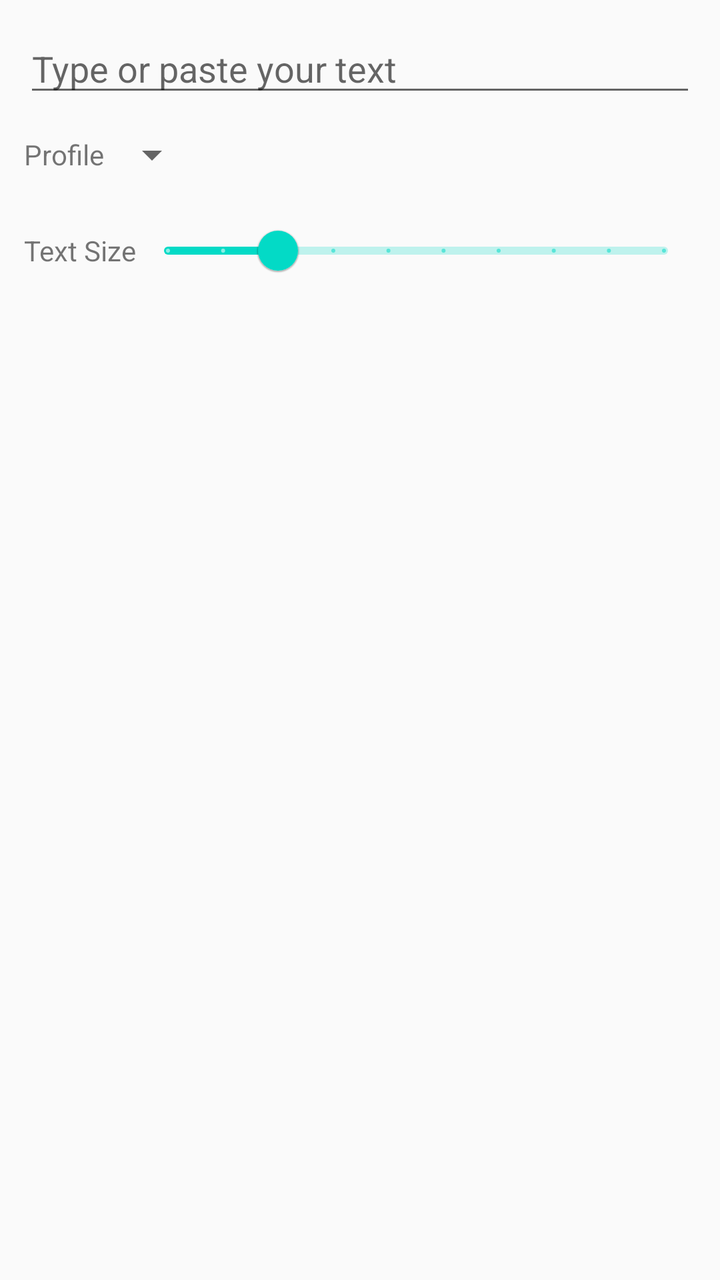
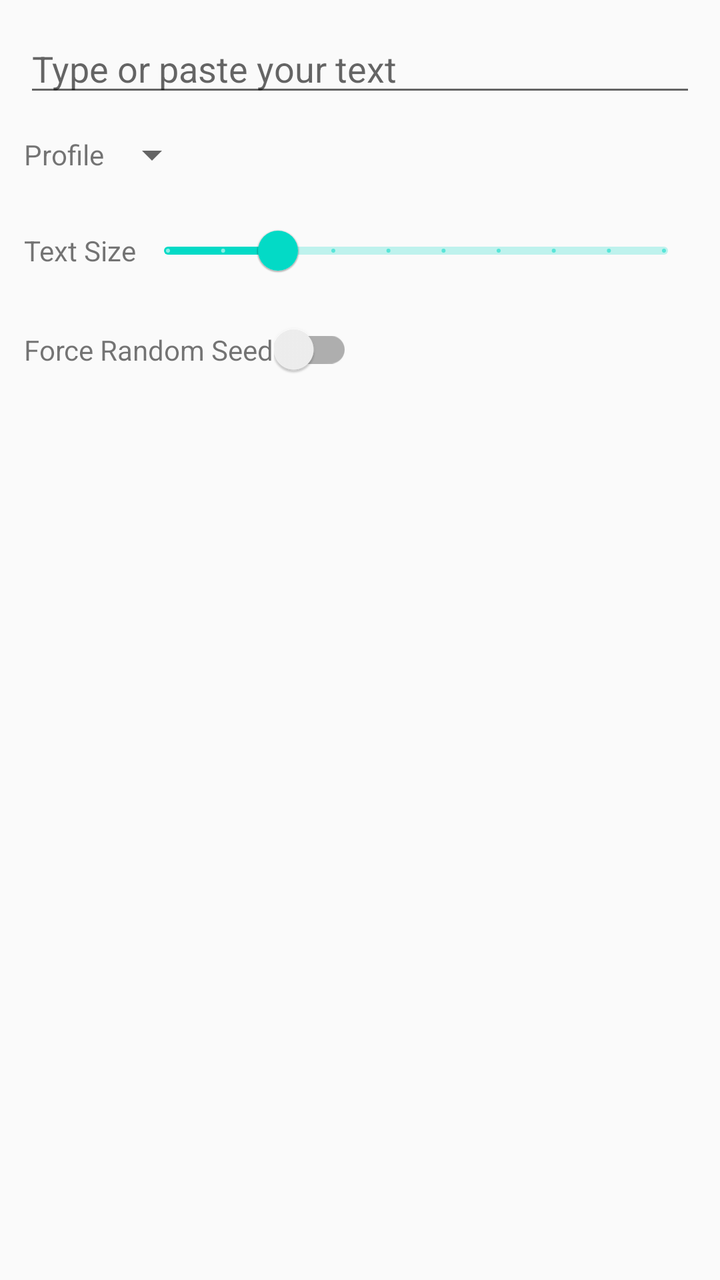

Compare the two renders of this Android layout. The source of the first and the diff that turns it into the second are given below.
<!-- AndroidManifest.xml: application theme Theme.AppCompat.Light -->
<!-- res/layout/dialog_input.xml -->
<?xml version="1.0" encoding="utf-8"?>
<LinearLayout xmlns:android="http://schemas.android.com/apk/res/android"
    android:layout_width="match_parent"
    android:layout_height="match_parent"
    android:orientation="vertical"
    android:padding="12dp">

    <EditText
        android:id="@+id/text_input"
        android:layout_width="match_parent"
        android:layout_height="wrap_content"
        android:hint="Type or paste your text"/>

    <LinearLayout
        android:layout_marginTop="12dp"
        android:layout_width="wrap_content"
        android:layout_height="wrap_content"
        android:orientation="horizontal"
        android:gravity="center_vertical">

        <TextView
            android:text="Profile"
            android:layout_width="wrap_content"
            android:layout_height="wrap_content"/>

        <Spinner
            android:id="@+id/profile_dropdown"
            android:layout_width="wrap_content"
            android:layout_height="wrap_content" />

    </LinearLayout>

    <LinearLayout
        android:layout_marginTop="12dp"
        android:layout_width="wrap_content"
        android:layout_height="wrap_content"
        android:orientation="horizontal"
        android:gravity="center_vertical">

        <TextView
            android:text="Text Size"
            android:layout_width="wrap_content"
            android:layout_height="wrap_content"/>

        <com.google.android.material.slider.Slider
            android:id="@+id/text_size"
            android:layout_width="wrap_content"
            android:layout_height="wrap_content"
            android:value="3"
            android:stepSize="1"
            android:valueFrom="1"
            android:valueTo="10"
            android:theme="@style/CustomMaterialTheme"/>

    </LinearLayout>

</LinearLayout>
<!-- resources referenced by this layout -->
<resources>
  <style name="CustomMaterialTheme" parent="Theme.MaterialComponents.Light.NoActionBar">
          <item name="colorPrimary">?colorAccent</item>
      </style>
</resources>

<!-- the commit's change to res/layout/dialog_input.xml (unified diff, before → after) -->
@@ -54,4 +54,24 @@
 
     </LinearLayout>
 
+    <LinearLayout
+        android:layout_marginTop="12dp"
+        android:layout_width="wrap_content"
+        android:layout_height="wrap_content"
+        android:orientation="horizontal"
+        android:gravity="center_vertical">
+
+        <TextView
+            android:text="Force Random Seed"
+            android:layout_width="wrap_content"
+            android:layout_height="wrap_content"/>
+
+        <androidx.appcompat.widget.SwitchCompat
+            android:id="@+id/force_random_seed"
+            android:layout_width="wrap_content"
+            android:layout_height="wrap_content"
+            android:checked="false"/>
+
+    </LinearLayout>
+
 </LinearLayout>
